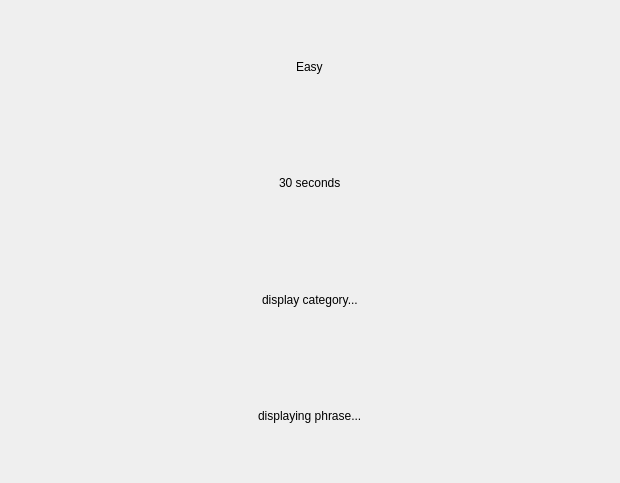
Above: ui/playScene.ui from alfphy/drawing_game before the change. Below: the same form after it.
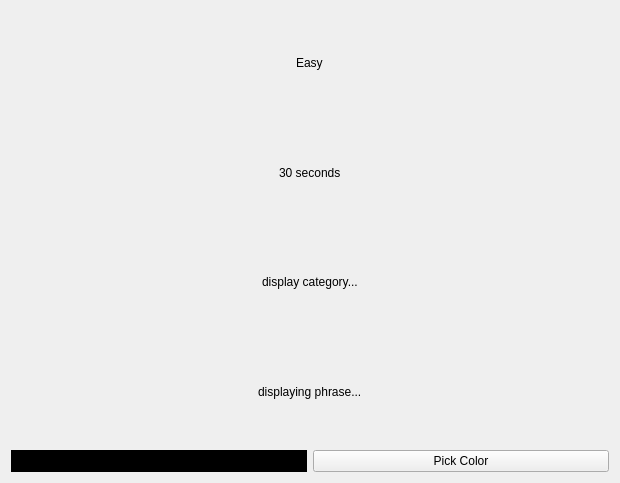
That is the form after the change. Icons and pictures are not drawn.

What changed in the file:
```diff
--- a/ui/playScene.ui
+++ b/ui/playScene.ui
@@ -19,7 +19,7 @@
   </property>
   <layout class="QVBoxLayout" name="verticalLayout_2" stretch="1">
    <item>
-    <layout class="QVBoxLayout" name="verticalLayout" stretch="1,5">
+    <layout class="QVBoxLayout" name="verticalLayout" stretch="1,1,5">
      <item>
       <layout class="QVBoxLayout" name="verticalLayout_3">
        <item alignment="Qt::AlignHCenter">
@@ -52,6 +52,24 @@
        </item>
       </layout>
      </item>
+     <item>
+      <layout class="QHBoxLayout" name="horizontalLayout_2">
+       <item>
+        <widget class="QWidget" name="widget_colorselected" native="true">
+         <property name="styleSheet">
+          <string notr="true">background-color:black;</string>
+         </property>
+        </widget>
+       </item>
+       <item>
+        <widget class="QPushButton" name="choose_color">
+         <property name="text">
+          <string>Pick Color</string>
+         </property>
+        </widget>
+       </item>
+      </layout>
+     </item>
      <item>
       <layout class="QVBoxLayout" name="drawing_space"/>
      </item>
```
Left out of the diff: 2 changed lines with no effect on the pictures.
